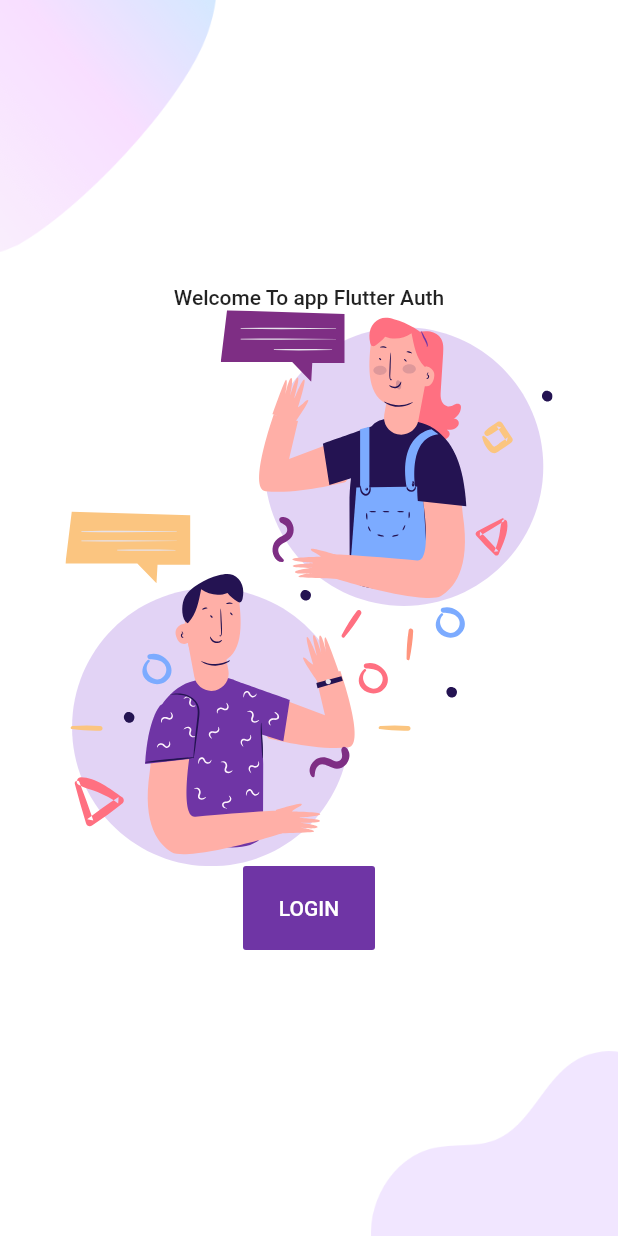
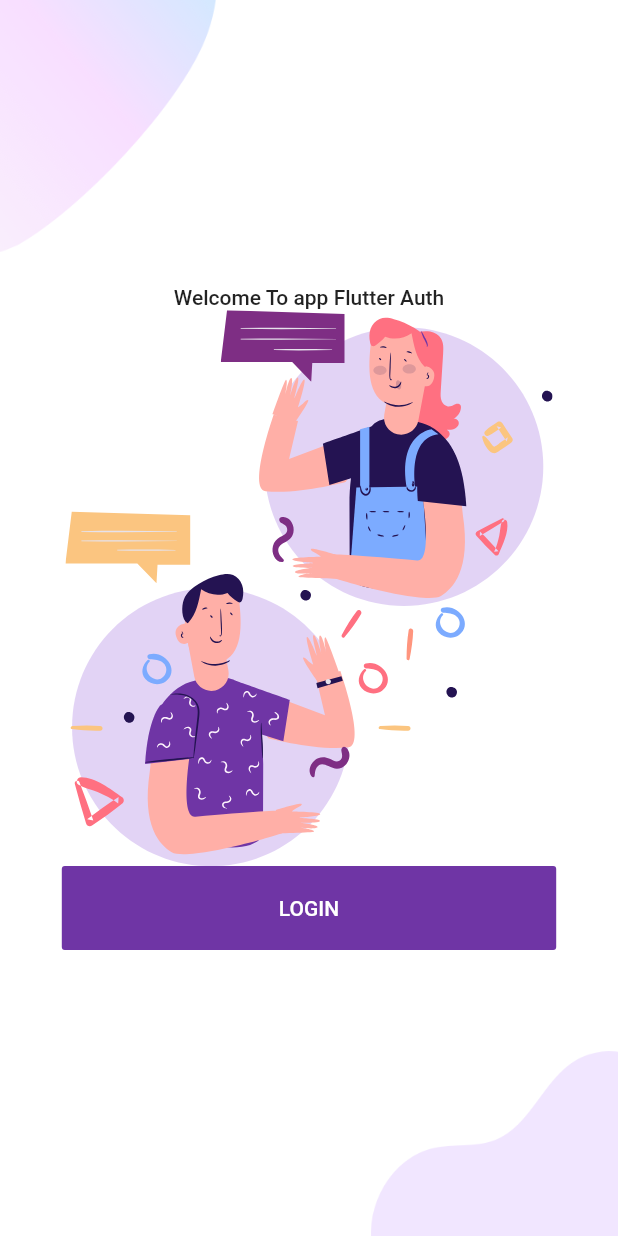
Before and after one commit to gabrielbucalon/login_auth, a Flutter app: the screen it shows after launch, on a phone screen of 412 x 824 dp. Run offline on Flutter 3.47's test engine with Material 2 defaults, Android fonts, the phone set to English and light mode, and no system bars; our stand-ins replace flutter_svg.

Commit message:
<feature> - test component button

```diff
--- a/lib/Screens/Welcome/components/body.dart
+++ b/lib/Screens/Welcome/components/body.dart
@@ -17,13 +17,38 @@ class Body extends StatelessWidget {
           style: TextStyle(fontWeight: FontWeight.w500),
         ),
         SvgPicture.asset("assets/icons/chat.svg", height: size.height * 0.45),
-        FlatButton(
-          padding: EdgeInsets.symmetric(vertical: 20, horizontal: 20),
-          color: kPrimaryColor,
-          onPressed: () {},
-          child: Text("LOGIN", style: TextStyle(color: Colors.white)),
-        ),
+        RoundedButton(size: size)
       ],
     ));
   }
 }
+
+class RoundedButton extends StatelessWidget {
+  final String text;
+  final Function press;
+  final Color color, textColor;
+
+  const RoundedButton({
+    Key key,
+    this.text,
+    this.press,
+    this.textColor = kPrimaryColor,
+    this.color = Colors.white,
+    @required this.size,
+  }) : super(key: key);
+
+  final Size size;
+
+  @override
+  Widget build(BuildContext context) {
+    return Container(
+      width: size.width * 0.8,
+      child: FlatButton(
+        padding: EdgeInsets.symmetric(vertical: 20, horizontal: 20),
+        color: kPrimaryColor,
+        onPressed: () {},
+        child: Text("LOGIN", style: TextStyle(color: Colors.white)),
+      ),
+    );
+  }
+}
```
